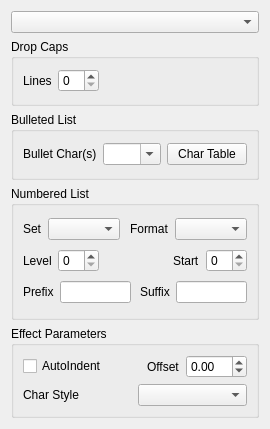
Above: Scribus/scribus/ui/propertywidget_pareffectbase.ui from AlterScribus/ece15 before the change. Below: the same form after it.
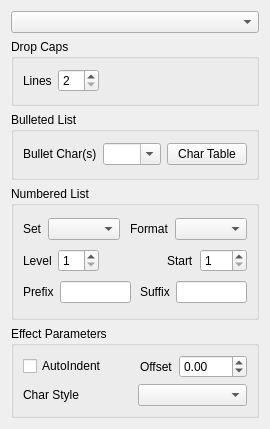
That is the form after the change. Custom widgets are drawn as their Qt base class.

Commit message: Fix for not present "default" numeration set in new doc. Fix for removed numeration set but used in local style. Changed default values in UI for ParaEffects.

```diff
--- a/Scribus/scribus/ui/propertywidget_pareffectbase.ui
+++ b/Scribus/scribus/ui/propertywidget_pareffectbase.ui
@@ -68,7 +68,10 @@
         <item>
          <widget class="ScrSpinBox" name="peOffset_">
           <property name="minimum">
-           <double>-99.989999999999995</double>
+           <double>-999.990000000000009</double>
+          </property>
+          <property name="maximum">
+           <double>999.990000000000009</double>
           </property>
          </widget>
         </item>
@@ -94,7 +97,11 @@
        </widget>
       </item>
       <item>
-       <widget class="QSpinBox" name="dropCapLines"/>
+       <widget class="QSpinBox" name="dropCapLines">
+        <property name="minimum">
+         <number>2</number>
+        </property>
+       </widget>
       </item>
       <item>
        <spacer name="horizontalSpacer">
@@ -131,7 +138,11 @@
          </widget>
         </item>
         <item>
-         <widget class="QSpinBox" name="numLevelSpin"/>
+         <widget class="QSpinBox" name="numLevelSpin">
+          <property name="minimum">
+           <number>1</number>
+          </property>
+         </widget>
         </item>
         <item>
          <spacer name="horizontalSpacer_2">
@@ -154,7 +165,14 @@
          </widget>
         </item>
         <item>
-         <widget class="QSpinBox" name="numStart"/>
+         <widget class="QSpinBox" name="numStart">
+          <property name="minimum">
+           <number>1</number>
+          </property>
+          <property name="maximum">
+           <number>999</number>
+          </property>
+         </widget>
         </item>
        </layout>
       </item>
```
Left out of the diff: 6 changed lines with no effect on the pictures. The commit also changes 4 other files.
